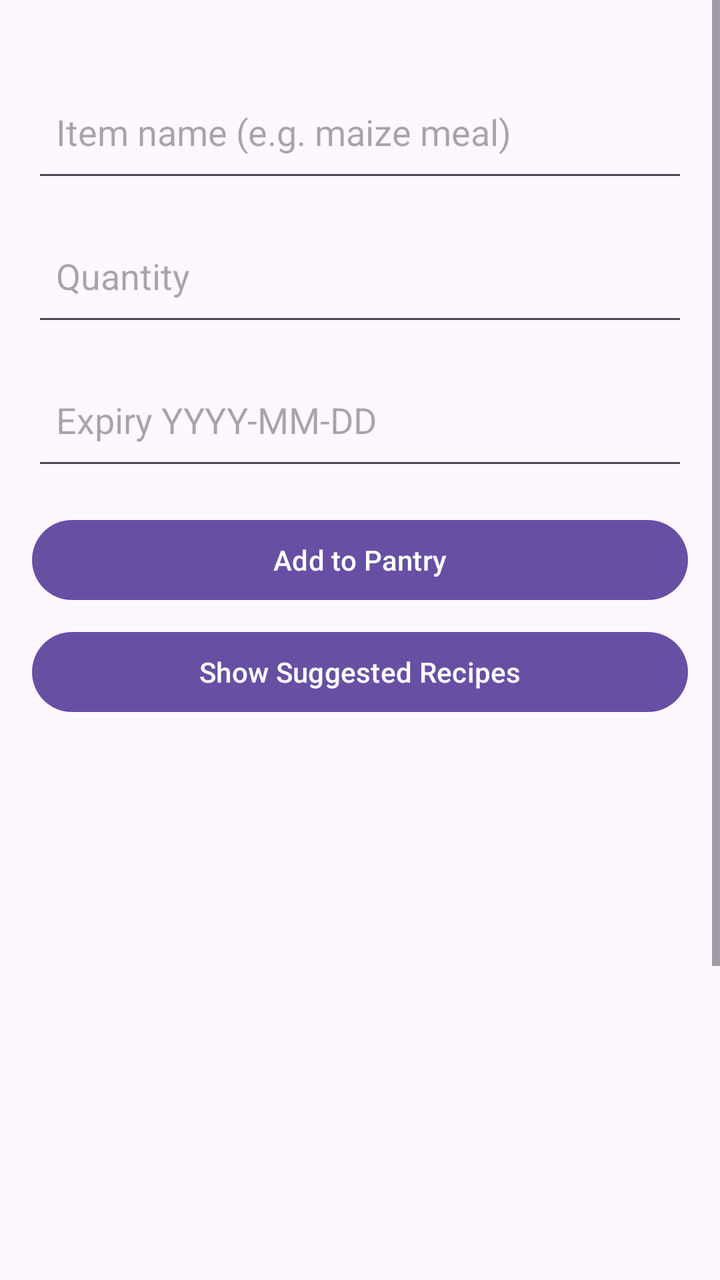
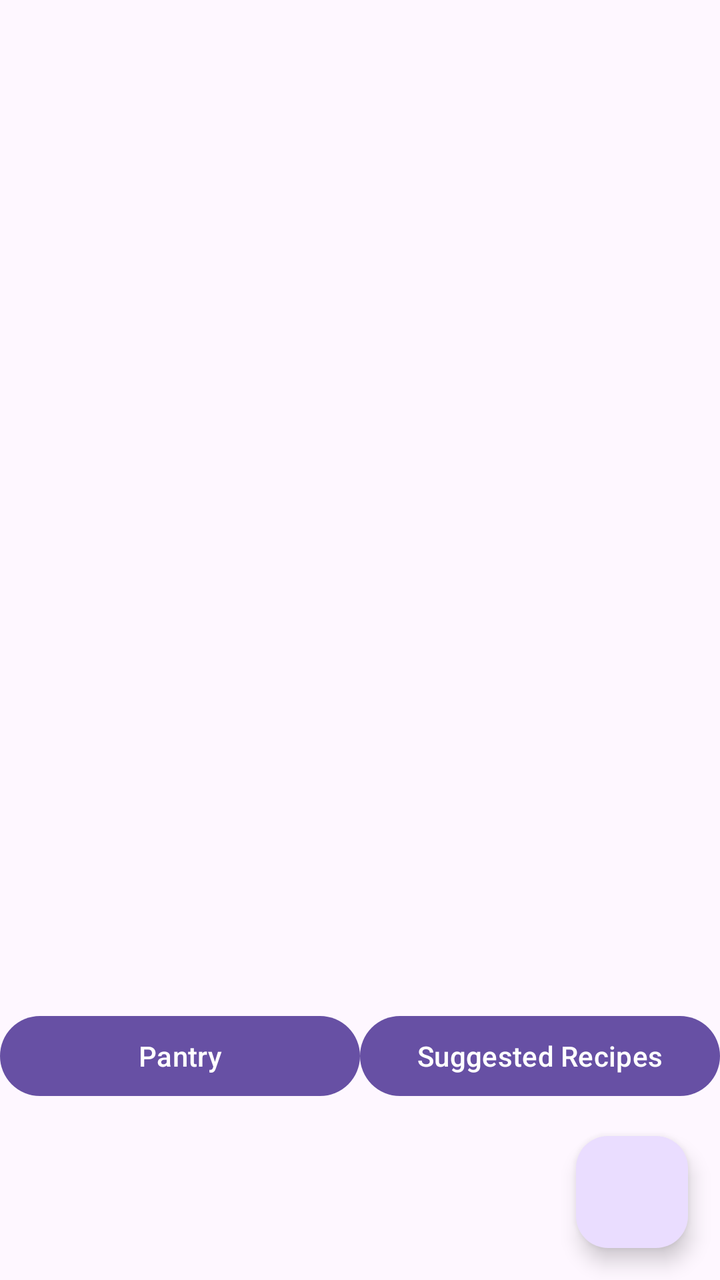

An Android layout rendered at two revisions. The XML below is the earlier revision; the diff shows what the commit changed to produce the second picture.
<!-- AndroidManifest.xml: application theme Theme.SmartPantryManager -->
<!-- res/layout/activity_main.xml -->
<?xml version="1.0" encoding="utf-8"?>
<ScrollView xmlns:android="http://schemas.android.com/apk/res/android"
    android:layout_width="match_parent"
    android:layout_height="match_parent"
    android:fillViewport="true">

    <LinearLayout
        android:layout_width="match_parent"
        android:layout_height="wrap_content"
        android:orientation="vertical"
        android:padding="16dp">

        <EditText
            android:id="@+id/etName"
            android:layout_width="match_parent"
            android:layout_height="60dp"
            android:hint="Item name (e.g. maize meal)"
            android:inputType="text"
            android:padding="12dp"
            android:layout_marginTop="20dp" />

        <EditText
            android:id="@+id/etQty"
            android:layout_width="match_parent"
            android:layout_height="60dp"
            android:hint="Quantity"
            android:inputType="number"
            android:padding="12dp"
            android:layout_marginTop="12dp" />

        <EditText
            android:id="@+id/etExpiry"
            android:layout_width="match_parent"
            android:layout_height="60dp"
            android:hint="Expiry YYYY-MM-DD"
            android:inputType="date"
            android:padding="12dp"
            android:layout_marginTop="12dp" />

        <Button
            android:id="@+id/btnAdd"
            android:layout_width="match_parent"
            android:layout_height="wrap_content"
            android:text="Add to Pantry"
            android:layout_marginTop="16dp" />

        <Button
            android:id="@+id/btnRecipes"
            android:layout_width="match_parent"
            android:layout_height="wrap_content"
            android:text="Show Suggested Recipes"
            android:layout_marginTop="8dp" />

        <androidx.recyclerview.widget.RecyclerView
            android:id="@+id/recyclerView"
            android:layout_width="match_parent"
            android:layout_height="wrap_content"
            android:layout_marginTop="16dp"
            android:minHeight="400dp" />
        <Button android:id="@+id/btnSettings"
            android:layout_width="match_parent"
            android:layout_height="wrap_content"
            android:text="Settings"
            android:layout_marginTop="8dp" />

    </LinearLayout>
</ScrollView>
<!-- resources referenced by this layout -->
<resources>
  <style name="Theme.SmartPantryManager" parent="Base.Theme.SmartPantryManager" />
  <style name="Base.Theme.SmartPantryManager" parent="Theme.Material3.DayNight.NoActionBar">
          
          
      </style>
</resources>

<!-- the commit's change to res/layout/activity_main.xml (unified diff, before → after) -->
@@ -1,67 +1,43 @@
 <?xml version="1.0" encoding="utf-8"?>
-<ScrollView xmlns:android="http://schemas.android.com/apk/res/android"
+<LinearLayout xmlns:android="http://schemas.android.com/apk/res/android"
     android:layout_width="match_parent"
     android:layout_height="match_parent"
-    android:fillViewport="true">
+    android:orientation="vertical">
+
+    <androidx.recyclerview.widget.RecyclerView
+        android:id="@+id/recyclerPantry"
+        android:layout_width="match_parent"
+        android:layout_height="0dp"
+        android:layout_weight="1"
+        android:padding="8dp"/>
 
     <LinearLayout
         android:layout_width="match_parent"
         android:layout_height="wrap_content"
-        android:orientation="vertical"
-        android:padding="16dp">
-
-        <EditText
-            android:id="@+id/etName"
-            android:layout_width="match_parent"
-            android:layout_height="60dp"
-            android:hint="Item name (e.g. maize meal)"
-            android:inputType="text"
-            android:padding="12dp"
-            android:layout_marginTop="20dp" />
-
-        <EditText
-            android:id="@+id/etQty"
-            android:layout_width="match_parent"
-            android:layout_height="60dp"
-            android:hint="Quantity"
-            android:inputType="number"
-            android:padding="12dp"
-            android:layout_marginTop="12dp" />
-
-        <EditText
-            android:id="@+id/etExpiry"
-            android:layout_width="match_parent"
-            android:layout_height="60dp"
-            android:hint="Expiry YYYY-MM-DD"
-            android:inputType="date"
-            android:padding="12dp"
-            android:layout_marginTop="12dp" />
+        android:orientation="horizontal">
 
         <Button
-            android:id="@+id/btnAdd"
-            android:layout_width="match_parent"
+            android:id="@+id/btnPantry"
+            android:layout_width="0dp"
             android:layout_height="wrap_content"
-            android:text="Add to Pantry"
-            android:layout_marginTop="16dp" />
+            android:layout_weight="1"
+            android:text="Pantry"/>
 
         <Button
-            android:id="@+id/btnRecipes"
-            android:layout_width="match_parent"
+            android:id="@+id/btnSuggested"
+            android:layout_width="0dp"
             android:layout_height="wrap_content"
-            android:text="Show Suggested Recipes"
-            android:layout_marginTop="8dp" />
-
-        <androidx.recyclerview.widget.RecyclerView
-            android:id="@+id/recyclerView"
-            android:layout_width="match_parent"
-            android:layout_height="wrap_content"
-            android:layout_marginTop="16dp"
-            android:minHeight="400dp" />
-        <Button android:id="@+id/btnSettings"
-            android:layout_width="match_parent"
-            android:layout_height="wrap_content"
-            android:text="Settings"
-            android:layout_marginTop="8dp" />
+            android:layout_weight="1"
+            android:text="Suggested Recipes"/>
 
     </LinearLayout>
-</ScrollView>
+
+    <com.google.android.material.floatingactionbutton.FloatingActionButton
+        android:id="@+id/fabAdd"
+        android:layout_width="wrap_content"
+        android:layout_height="wrap_content"
+        android:layout_gravity="end"
+        android:layout_margin="16dp"
+        android:contentDescription="Add"/>
+
+</LinearLayout>
